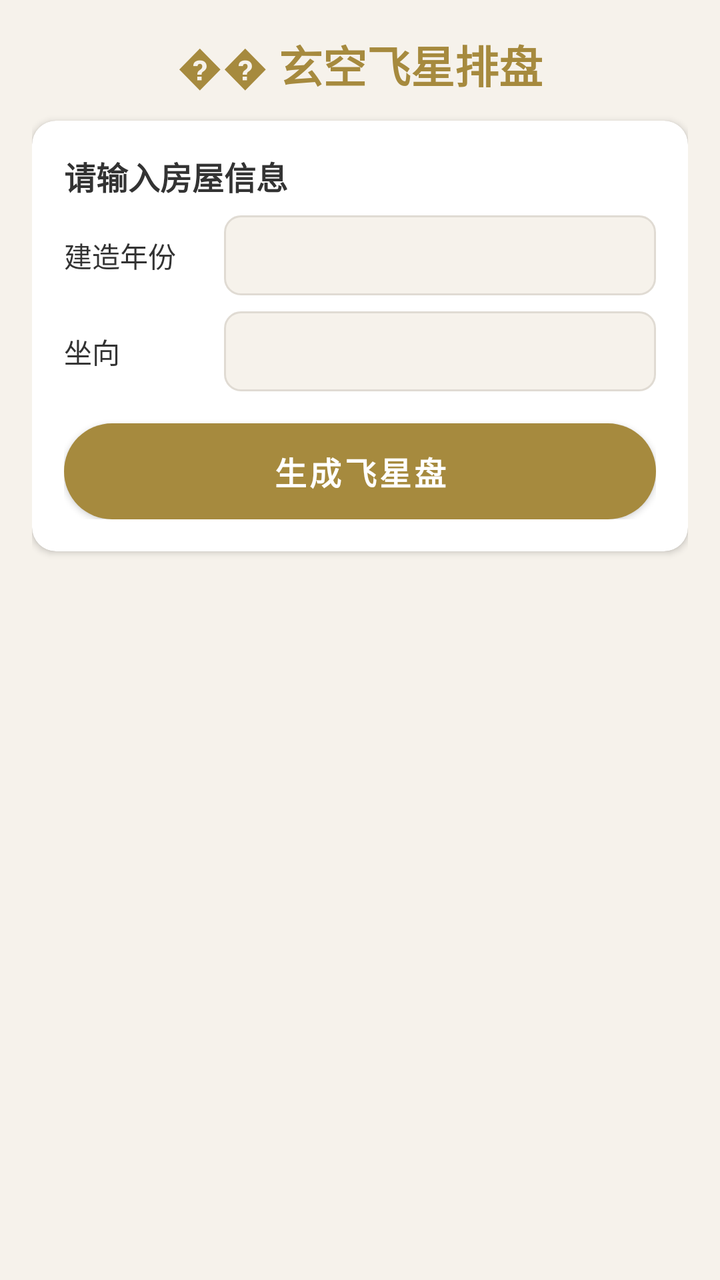
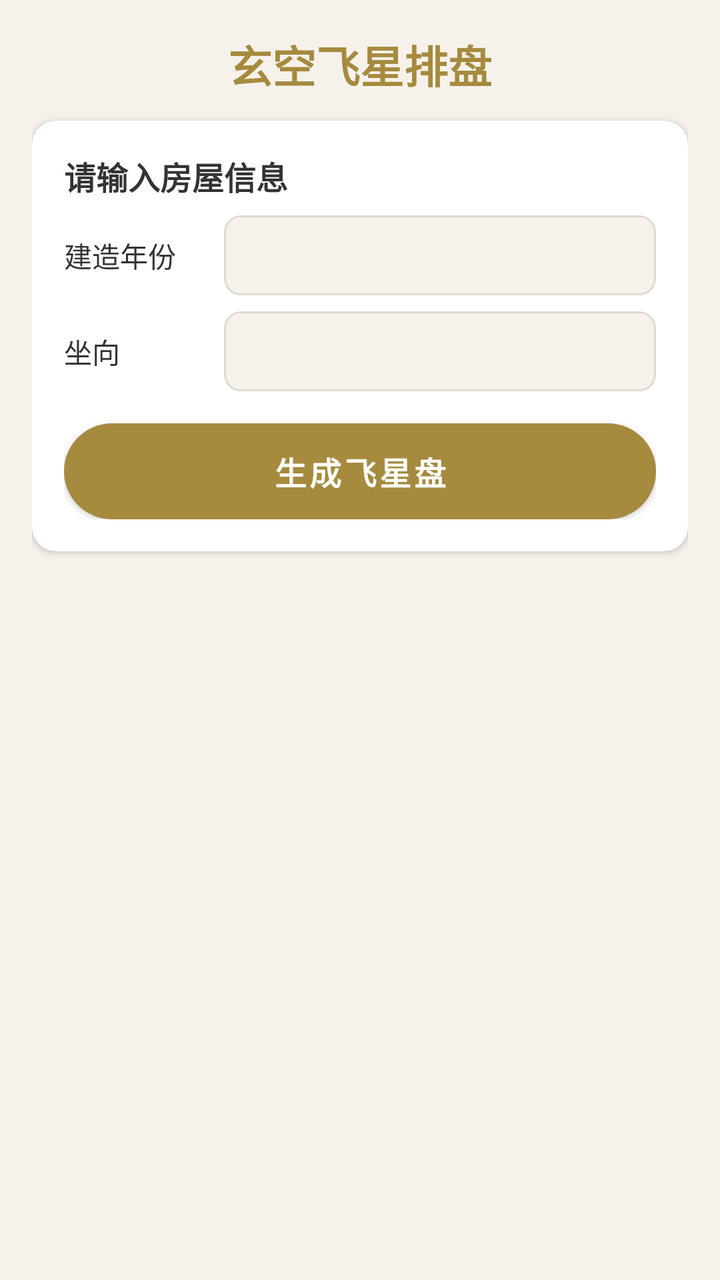

The first picture is an Android layout as it rendered before a commit; the second is the same layout after the commit. The layout source and the unified diff follow.
<!-- AndroidManifest.xml: application theme Theme.YizhaiYiju -->
<!-- res/layout/activity_flying_star.xml -->
<?xml version="1.0" encoding="utf-8"?>
<ScrollView xmlns:app="http://schemas.android.com/apk/res-auto" xmlns:android="http://schemas.android.com/apk/res/android"
    android:background="@color/bg_page"
    android:layout_width="match_parent"
    android:layout_height="match_parent">
    <LinearLayout
        android:orientation="vertical"
        android:padding="16dp"
        android:layout_width="match_parent"
        android:layout_height="wrap_content">
        <TextView
            android:textSize="22sp"
            android:textStyle="bold"
            android:textColor="@color/primary"
            android:gravity="center"
            android:paddingBottom="12dp"
            android:layout_width="match_parent"
            android:layout_height="wrap_content"
            android:text="�� 玄空飞星排盘"/>
        <androidx.cardview.widget.CardView
            android:layout_width="match_parent"
            android:layout_height="wrap_content"
            android:layout_marginBottom="12dp"
            app:cardBackgroundColor="@color/bg_card"
            app:cardCornerRadius="12dp"
            app:cardElevation="2dp">
            <LinearLayout
                android:orientation="vertical"
                android:padding="16dp"
                android:layout_width="match_parent"
                android:layout_height="wrap_content">
                <TextView
                    android:textSize="16sp"
                    android:textStyle="bold"
                    android:textColor="@color/text_primary"
                    android:paddingBottom="8dp"
                    android:layout_width="wrap_content"
                    android:layout_height="wrap_content"
                    android:text="请输入房屋信息"/>
                <LinearLayout
                    android:gravity="center_vertical"
                    android:orientation="horizontal"
                    android:layout_width="match_parent"
                    android:layout_height="wrap_content"
                    android:layout_marginBottom="8dp">
                    <TextView
                        android:textSize="14sp"
                        android:textColor="@color/text_primary"
                        android:layout_width="80dp"
                        android:layout_height="wrap_content"
                        android:text="建造年份"/>
                    <Spinner
                        android:id="@+id/sp_build_year"
                        android:background="@drawable/bg_spinner"
                        android:layout_width="0dp"
                        android:layout_height="40dp"
                        android:layout_weight="1"
                        android:paddingStart="12dp"
                        android:paddingEnd="12dp"/>
                </LinearLayout>
                <LinearLayout
                    android:gravity="center_vertical"
                    android:orientation="horizontal"
                    android:layout_width="match_parent"
                    android:layout_height="wrap_content"
                    android:layout_marginBottom="16dp">
                    <TextView
                        android:textSize="14sp"
                        android:textColor="@color/text_primary"
                        android:layout_width="80dp"
                        android:layout_height="wrap_content"
                        android:text="坐向"/>
                    <Spinner
                        android:id="@+id/sp_direction"
                        android:background="@drawable/bg_spinner"
                        android:layout_width="0dp"
                        android:layout_height="40dp"
                        android:layout_weight="1"
                        android:paddingStart="12dp"
                        android:paddingEnd="12dp"/>
                </LinearLayout>
                <Button
                    android:textSize="16sp"
                    android:textStyle="bold"
                    android:textColor="#ffffff"
                    android:id="@+id/btn_calc"
                    android:background="@drawable/bg_gold_button"
                    android:layout_width="match_parent"
                    android:layout_height="48dp"
                    android:text="生成飞星盘"/>
            </LinearLayout>
        </androidx.cardview.widget.CardView>
        <LinearLayout
            android:orientation="vertical"
            android:id="@+id/result_container"
            android:visibility="gone"
            android:layout_width="match_parent"
            android:layout_height="wrap_content">
            <androidx.cardview.widget.CardView
                android:layout_width="match_parent"
                android:layout_height="wrap_content"
                android:layout_marginBottom="12dp"
                app:cardBackgroundColor="@color/bg_card"
                app:cardCornerRadius="12dp"
                app:cardElevation="2dp">
                <LinearLayout
                    android:orientation="vertical"
                    android:padding="16dp"
                    android:layout_width="match_parent"
                    android:layout_height="wrap_content">
                    <TextView
                        android:textSize="14sp"
                        android:textColor="@color/text_primary"
                        android:gravity="center"
                        android:id="@+id/tv_period_info"
                        android:paddingBottom="12dp"
                        android:layout_width="match_parent"
                        android:layout_height="wrap_content"/>
                    <TableLayout
                        android:padding="8dp"
                        android:layout_width="match_parent"
                        android:layout_height="wrap_content"
                        android:stretchColumns="*">
                        <TableRow>
                            <TextView
                                android:textSize="12sp"
                                android:textColor="@color/text_primary"
                                android:gravity="center"
                                android:id="@+id/tv_8"
                                android:background="@drawable/bg_cell"
                                android:layout_width="0dp"
                                android:layout_height="60dp"
                                android:layout_margin="2dp"
                                android:layout_weight="1"/>
                            <TextView
                                android:textSize="12sp"
                                android:textColor="@color/text_primary"
                                android:gravity="center"
                                android:id="@+id/tv_1"
                                android:background="@drawable/bg_cell"
                                android:layout_width="0dp"
                                android:layout_height="60dp"
                                android:layout_margin="2dp"
                                android:layout_weight="1"/>
                            <TextView
                                android:textSize="12sp"
                                android:textColor="@color/text_primary"
                                android:gravity="center"
                                android:id="@+id/tv_6"
                                android:background="@drawable/bg_cell"
                                android:layout_width="0dp"
                                android:layout_height="60dp"
                                android:layout_margin="2dp"
                                android:layout_weight="1"/>
                        </TableRow>
                        <TableRow>
                            <TextView
                                android:textSize="12sp"
                                android:textColor="@color/text_primary"
                                android:gravity="center"
                                android:id="@+id/tv_7"
                                android:background="@drawable/bg_cell"
                                android:layout_width="0dp"
                                android:layout_height="60dp"
                                android:layout_margin="2dp"
                                android:layout_weight="1"/>
                            <TextView
                                android:textSize="12sp"
                                android:textColor="@color/text_primary"
                                android:gravity="center"
                                android:id="@+id/tv_center"
                                android:background="@drawable/bg_cell"
                                android:layout_width="0dp"
                                android:layout_height="60dp"
                                android:layout_margin="2dp"
                                android:layout_weight="1"/>
                            <TextView
                                android:textSize="12sp"
                                android:textColor="@color/text_primary"
                                android:gravity="center"
                                android:id="@+id/tv_2"
                                android:background="@drawable/bg_cell"
                                android:layout_width="0dp"
                                android:layout_height="60dp"
                                android:layout_margin="2dp"
                                android:layout_weight="1"/>
                        </TableRow>
                        <TableRow>
                            <TextView
                                android:textSize="12sp"
                                android:textColor="@color/text_primary"
                                android:gravity="center"
                                android:id="@+id/tv_3"
                                android:background="@drawable/bg_cell"
                                android:layout_width="0dp"
                                android:layout_height="60dp"
                                android:layout_margin="2dp"
                                android:layout_weight="1"/>
                            <TextView
                                android:textSize="12sp"
                                android:textColor="@color/text_primary"
                                android:gravity="center"
                                android:id="@+id/tv_4"
                                android:background="@drawable/bg_cell"
                                android:layout_width="0dp"
                                android:layout_height="60dp"
                                android:layout_margin="2dp"
                                android:layout_weight="1"/>
                            <TextView
                                android:textSize="12sp"
                                android:textColor="@color/text_primary"
                                android:gravity="center"
                                android:id="@+id/tv_9"
                                android:background="@drawable/bg_cell"
                                android:layout_width="0dp"
                                android:layout_height="60dp"
                                android:layout_margin="2dp"
                                android:layout_weight="1"/>
                        </TableRow>
                    </TableLayout>
                    <TextView
                        android:textSize="14sp"
                        android:textColor="@color/text_primary"
                        android:id="@+id/tv_analysis"
                        android:paddingTop="16dp"
                        android:layout_width="match_parent"
                        android:layout_height="wrap_content"
                        android:lineSpacingExtra="4dp"/>
                </LinearLayout>
            </androidx.cardview.widget.CardView>
            <Button
                android:textSize="14sp"
                android:textColor="@color/primary"
                android:id="@+id/btn_share"
                android:background="@drawable/bg_outline_button"
                android:layout_width="match_parent"
                android:layout_height="48dp"
                android:layout_marginTop="4dp"
                android:layout_marginBottom="24dp"
                android:text="�� 分享飞星盘"/>
        </LinearLayout>
    </LinearLayout>
</ScrollView>
<!-- resources referenced by this layout -->
<resources>
  <color name="bg_card">#ffffff</color>
  <color name="bg_page">#f6f2eb</color>
  <color name="primary">#a68a3e</color>
  <color name="text_primary">#333333</color>
  <!-- drawable bg_cell (drawable) -->
  <?xml version="1.0" encoding="utf-8"?>
  <shape xmlns:android="http://schemas.android.com/apk/res/android" android:shape="rectangle">
      <solid android:color="@color/bg_page"/>
      <corners android:radius="6dp"/>
      <stroke
          android:width="1dp"
          android:color="@color/border"/>
  </shape>
  <!-- drawable bg_gold_button (drawable) -->
  <?xml version="1.0" encoding="utf-8"?>
  <shape xmlns:android="http://schemas.android.com/apk/res/android">
      <gradient
          android:startColor="#a68a3e"
          android:endColor="#8a7232"
          android:angle="135"/>
      <corners android:radius="24dp"/>
  </shape>
  <!-- drawable bg_outline_button (drawable) -->
  <?xml version="1.0" encoding="utf-8"?>
  <shape xmlns:android="http://schemas.android.com/apk/res/android">
      <solid android:color="@android:color/transparent"/>
      <corners android:radius="24dp"/>
      <stroke
          android:width="2dp"
          android:color="@color/primary"/>
  </shape>
  <!-- drawable bg_spinner (drawable) -->
  <?xml version="1.0" encoding="utf-8"?>
  <shape xmlns:android="http://schemas.android.com/apk/res/android" android:shape="rectangle">
      <solid android:color="@color/bg_page"/>
      <corners android:radius="8dp"/>
      <stroke
          android:width="1dp"
          android:color="@color/border"/>
  </shape>
  <style name="Theme.YizhaiYiju" parent="Theme.MaterialComponents.Light.NoActionBar">
          <item name="colorPrimary">@color/primary</item>
          <item name="colorPrimaryDark">@color/primary</item>
          <item name="colorAccent">@color/accent</item>
          <item name="android:windowBackground">@color/bg_page</item>
          <item name="android:statusBarColor">@color/bg_page</item>
      </style>
  <color name="border">#e0dbd3</color>
  <color name="accent">#b5452a</color>
</resources>

<!-- the commit's change to res/layout/activity_flying_star.xml (unified diff, before → after) -->
@@ -16,7 +16,7 @@
             android:paddingBottom="12dp"
             android:layout_width="match_parent"
             android:layout_height="wrap_content"
-            android:text="�� 玄空飞星排盘"/>
+            android:text="玄空飞星排盘"/>
         <androidx.cardview.widget.CardView
             android:layout_width="match_parent"
             android:layout_height="wrap_content"
@@ -237,7 +237,7 @@
                 android:layout_height="48dp"
                 android:layout_marginTop="4dp"
                 android:layout_marginBottom="24dp"
-                android:text="�� 分享飞星盘"/>
+                android:text="分享飞星盘"/>
         </LinearLayout>
     </LinearLayout>
 </ScrollView>
